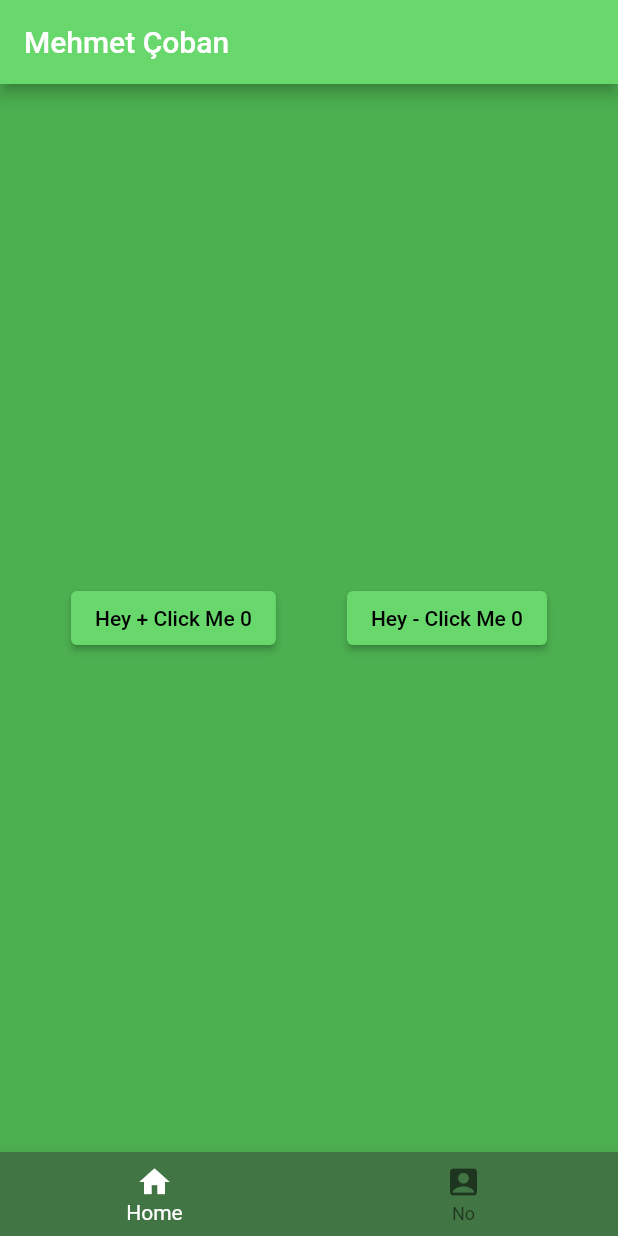
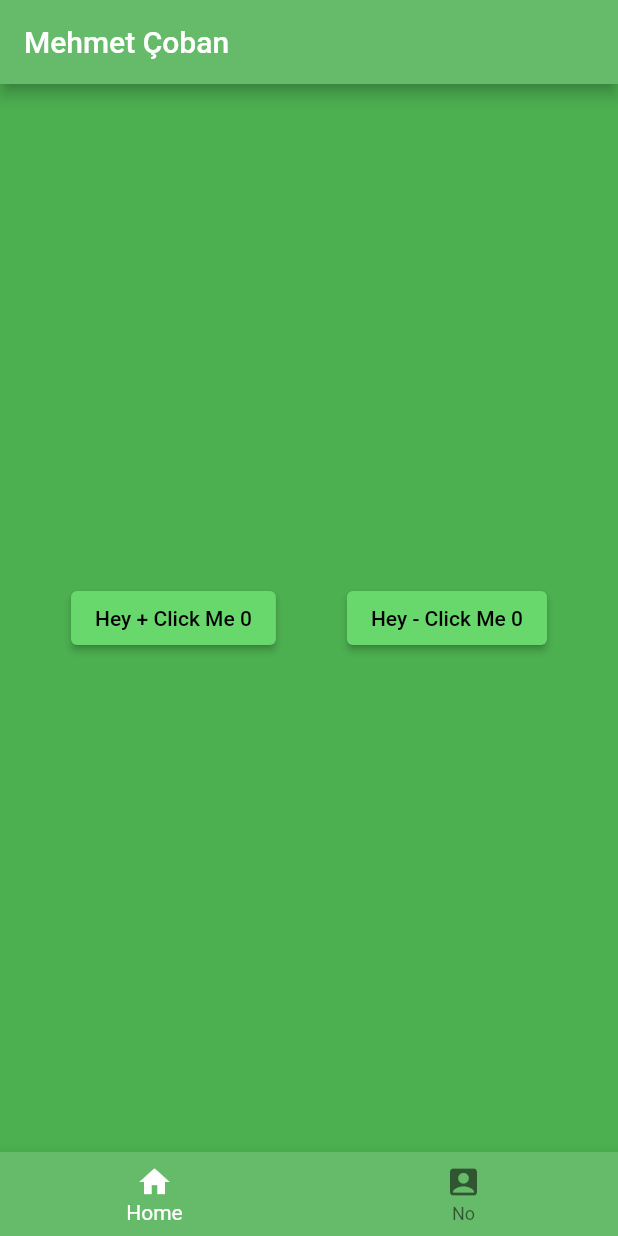
Before and after one commit to MehmetUzel/FlutterLearning, a Flutter app: the screen it shows after launch, on a phone screen of 412 x 824 dp. Run offline on Flutter 3.47's test engine with Material 2 defaults, Android fonts, the light colour scheme and no system bars.

Commit message:
Second Color For Second Screen

```diff
--- a/flutter_learn/lib/main.dart
+++ b/flutter_learn/lib/main.dart
@@ -14,6 +14,7 @@ class MyApp extends StatefulWidget {
 class _MyAppState extends State<MyApp> {
   int num = 0;
   int indexnum = 0;
+  Color maincolor = Colors.green.shade400;
   @override
   Widget build(BuildContext context) {
     return MaterialApp(
@@ -21,7 +22,7 @@ class _MyAppState extends State<MyApp> {
       home: Scaffold(
         appBar: AppBar(
           title: const Text('Mehmet Çoban'),
-          backgroundColor: Color.fromARGB(255, 104, 216, 108),
+          backgroundColor: maincolor,
         ),
         body: Center(
           child: indexnum == 0
@@ -60,10 +61,15 @@ class _MyAppState extends State<MyApp> {
                     ],
                   ),
                 )
-              : const SizedBox(),
+              : Container(
+                  width: double.infinity,
+                  height: double.infinity,
+                  color: Colors.orange,
+                  child: Image.network(
+                      'https://static.daktilo.com/sites/71/uploads/2021/09/11/large/e921f6aec2cfd027-1631364580.jpg')),
         ),
         bottomNavigationBar: BottomNavigationBar(
-          backgroundColor: Color.fromARGB(255, 66, 117, 68),
+          backgroundColor: maincolor,
           selectedItemColor: Colors.white,
           items: const [
             BottomNavigationBarItem(
@@ -80,8 +86,10 @@ class _MyAppState extends State<MyApp> {
             setState(() {
               if (indexnum == 0) {
                 indexnum = 1;
+                maincolor = Colors.orange.shade400;
               } else {
                 indexnum = 0;
+                maincolor = Colors.green.shade400;
               }
             });
           },
```
